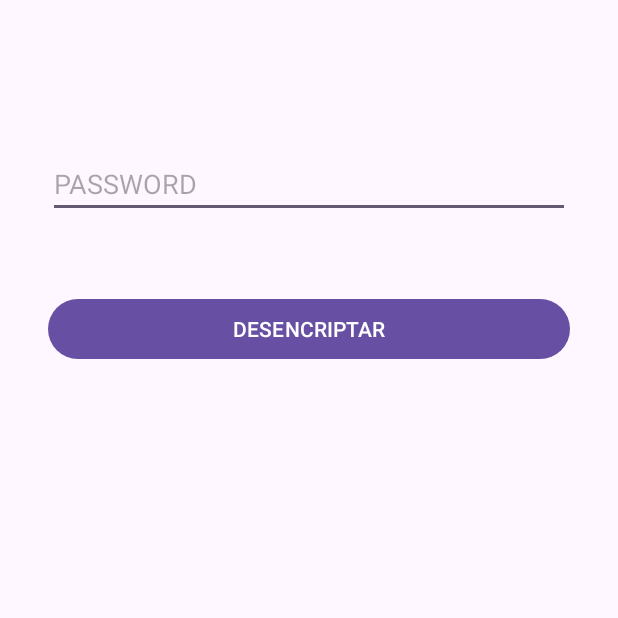
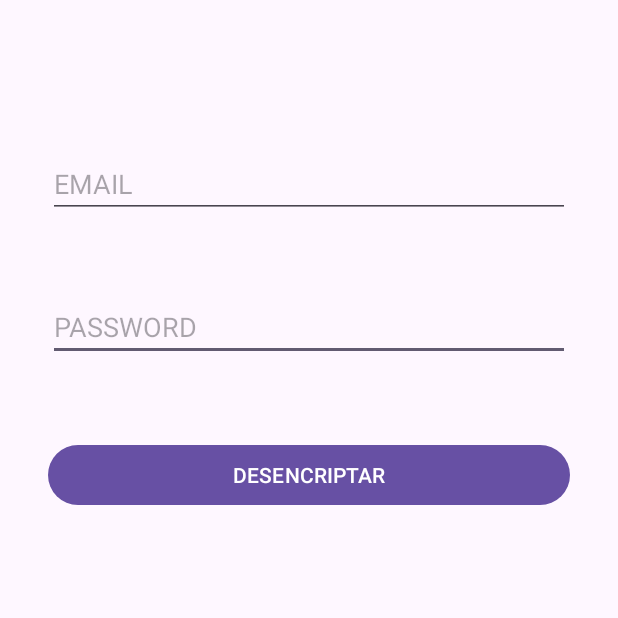
Before and after one commit to sergiio920/04-EnviarYRecibirInformacion, an Android app: the screen it shows after launch (MainActivity), on a phone screen of 412 x 824 dp, the top half of it. Run offline under Robolectric (Android 15) with nearby library versions, the phone set to English and light mode, and no system bars.

Commit message:
psw y email desencriptados

```diff
--- a/app/src/main/AndroidManifest.xml
+++ b/app/src/main/AndroidManifest.xml
@@ -13,6 +13,9 @@
         android:theme="@style/Theme._04EnviarYRecibirInformacion"
         tools:targetApi="31">
         <activity
+            android:name=".DesencriptarActivity"
+            android:exported="false" />
+        <activity
             android:name=".MainActivity"
             android:exported="true">
             <intent-filter>
--- a/app/src/main/java/sergio/moron/a04_enviaryrecibirinformacion/MainActivity.java
+++ b/app/src/main/java/sergio/moron/a04_enviaryrecibirinformacion/MainActivity.java
@@ -2,12 +2,17 @@ package sergio.moron.a04_enviaryrecibirinformacion;
 
 import androidx.appcompat.app.AppCompatActivity;
 
+import android.content.Intent;
 import android.os.Bundle;
+import android.view.View;
 import android.widget.Button;
 import android.widget.EditText;
 
+import sergio.moron.a04_enviaryrecibirinformacion.modelos.Usuario;
+
 public class MainActivity extends AppCompatActivity {
     private EditText txtPassword;
+    private EditText txtEmail;
     private Button btnDesencriptar;
 
     @Override
@@ -16,10 +21,27 @@ public class MainActivity extends AppCompatActivity {
         setContentView(R.layout.activity_main);
 
         inicializarVista();
+
+        btnDesencriptar.setOnClickListener(new View.OnClickListener() {
+            @Override
+            public void onClick(View view) {
+                String psw = txtPassword.getText().toString();
+                String email = txtEmail.getText().toString();
+                Usuario usuario = new Usuario(email, psw);
+
+                Intent intent = new Intent(MainActivity.this, DesencriptarActivity.class);
+                //ENVIAR INFORMACIÓN A LA SIGUIENTE ACTIVIDAD
+                Bundle bundle = new Bundle();
+                bundle.putSerializable("USER", usuario);
+                intent.putExtras(bundle);
+                startActivity(intent);
+            }
+        });
     }
 
     private void inicializarVista() {
         txtPassword = findViewById(R.id.txtPasswordMain);
+        txtEmail = findViewById(R.id.txtEmailMain);
         btnDesencriptar = findViewById(R.id.btnDesencriptarMain);
     }
 }
--- a/app/src/main/res/layout/activity_main.xml
+++ b/app/src/main/res/layout/activity_main.xml
@@ -2,6 +2,7 @@
 <androidx.constraintlayout.widget.ConstraintLayout xmlns:android="http://schemas.android.com/apk/res/android"
     xmlns:app="http://schemas.android.com/apk/res-auto"
     xmlns:tools="http://schemas.android.com/tools"
+    android:id="@+id/layout"
     android:layout_width="match_parent"
     android:layout_height="match_parent"
     tools:context=".MainActivity">
@@ -11,25 +12,40 @@
         android:layout_width="0dp"
         android:layout_height="wrap_content"
         android:layout_marginStart="32dp"
-        android:layout_marginTop="100dp"
+        android:layout_marginTop="50dp"
         android:layout_marginEnd="32dp"
         android:ems="10"
         android:hint="PASSWORD"
         android:inputType="textPassword"
         app:layout_constraintEnd_toEndOf="parent"
-        app:layout_constraintHorizontal_bias="0.497"
+        app:layout_constraintHorizontal_bias="0.0"
         app:layout_constraintStart_toStartOf="parent"
-        app:layout_constraintTop_toTopOf="parent" />
+        app:layout_constraintTop_toBottomOf="@+id/txtEmailMain" />
 
     <Button
         android:id="@+id/btnDesencriptarMain"
         android:layout_width="0dp"
         android:layout_height="wrap_content"
         android:layout_marginStart="32dp"
-        android:layout_marginTop="50dp"
+        android:layout_marginTop="52dp"
         android:layout_marginEnd="32dp"
         android:text="DESENCRIPTAR"
         app:layout_constraintEnd_toEndOf="parent"
+        app:layout_constraintHorizontal_bias="0.0"
         app:layout_constraintStart_toStartOf="parent"
         app:layout_constraintTop_toBottomOf="@+id/txtPasswordMain" />
+
+    <EditText
+        android:id="@+id/txtEmailMain"
+        android:layout_width="0dp"
+        android:layout_height="wrap_content"
+        android:layout_marginStart="32dp"
+        android:layout_marginTop="100dp"
+        android:layout_marginEnd="32dp"
+        android:ems="10"
+        android:hint="EMAIL"
+        android:inputType="textEmailAddress"
+        app:layout_constraintEnd_toEndOf="parent"
+        app:layout_constraintStart_toStartOf="parent"
+        app:layout_constraintTop_toTopOf="parent" />
 </androidx.constraintlayout.widget.ConstraintLayout>
```
Also changed, not shown: app/src/main/java/sergio/moron/a04_enviaryrecibirinformacion/DesencriptarActivity.java (added, +28 -0 lines), app/src/main/java/sergio/moron/a04_enviaryrecibirinformacion/modelos/Usuario.java (added, +40 -0 lines), app/src/main/res/layout/activity_second.xml (added, +9 -0 lines).
